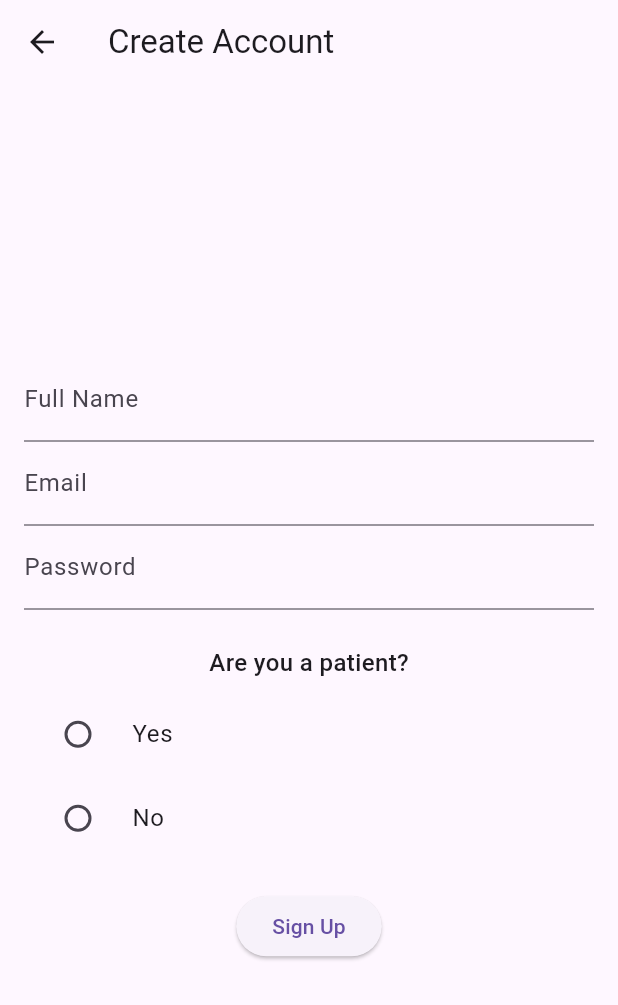
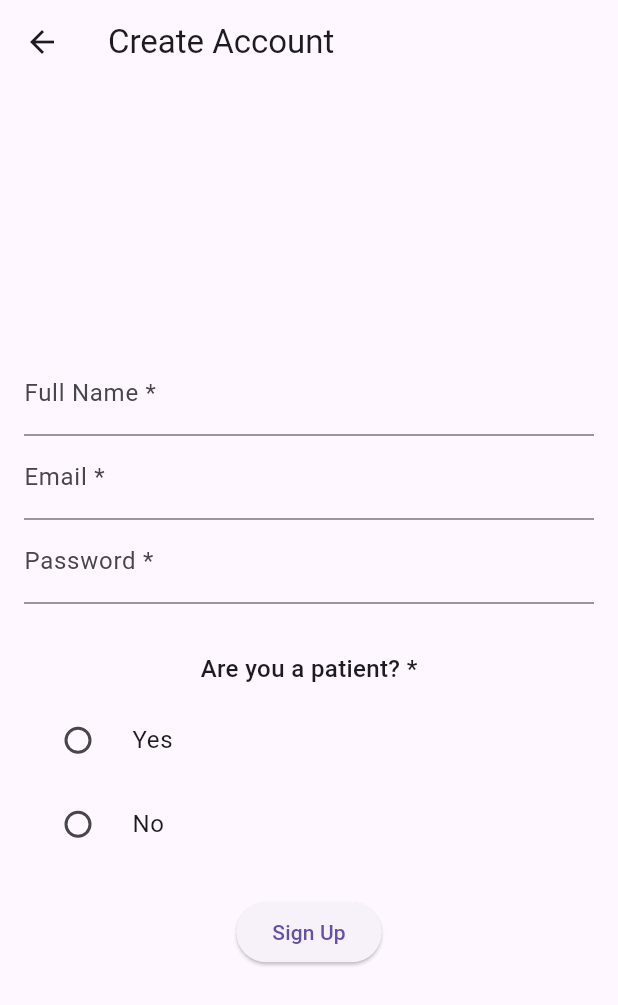
Before and after one commit to amartin217/careSyncApp, a Flutter app: the SignUpPage screen opened directly, on a phone screen of 412 x 824 dp. Shown: the top 1005 px of the screen. Run offline on Flutter 3.47's test engine with Material 3 defaults, Android fonts, the phone set to English and light mode, and no system bars; our stand-ins replace supabase_flutter; accounts and stored records are empty.

```diff
--- a/test_app/lib/main.dart
+++ b/test_app/lib/main.dart
@@ -195,20 +195,48 @@ class _SignUpPageState extends State<SignUpPage> {
           children: [
             TextField(
               controller: nameController,
-              decoration: const InputDecoration(labelText: 'Full Name'),
+              decoration: const InputDecoration(labelText: 'Full Name *'),
             ),
             TextField(
               controller: emailController,
-              decoration: const InputDecoration(labelText: 'Email'),
+              decoration: const InputDecoration(labelText: 'Email *'),
             ),
             TextField(
               controller: passwordController,
-              decoration: const InputDecoration(labelText: 'Password'),
+              decoration: const InputDecoration(
+                labelText: 'Password *',
+              ),
               obscureText: true,
+              onChanged: (_) => setState(() {}), // triggers rebuild for password validation
             ),
+            const SizedBox(height: 8),
+            Builder(builder: (context) {
+              final pw = passwordController.text;
+              final meetsRequirement = pw.length >= 6;
+              return pw.isEmpty
+                  ? const SizedBox.shrink()
+                  : Row(
+                      children: [
+                        Icon(
+                          meetsRequirement ? Icons.check_circle : Icons.error,
+                          color: meetsRequirement ? Colors.green : Colors.red,
+                          size: 16,
+                        ),
+                        const SizedBox(width: 6),
+                        Text(
+                          meetsRequirement
+                              ? 'Password meets requirements'
+                              : 'Password must be at least 6 characters',
+                          style: TextStyle(
+                            color: meetsRequirement ? Colors.green : Colors.red,
+                          ),
+                        ),
+                      ],
+                    );
+            }),
             const SizedBox(height: 24),
             const Text(
-              'Are you a patient?',
+              'Are you a patient? *',
               style: TextStyle(fontSize: 16, fontWeight: FontWeight.w500),
             ),
             const SizedBox(height: 8),
```
